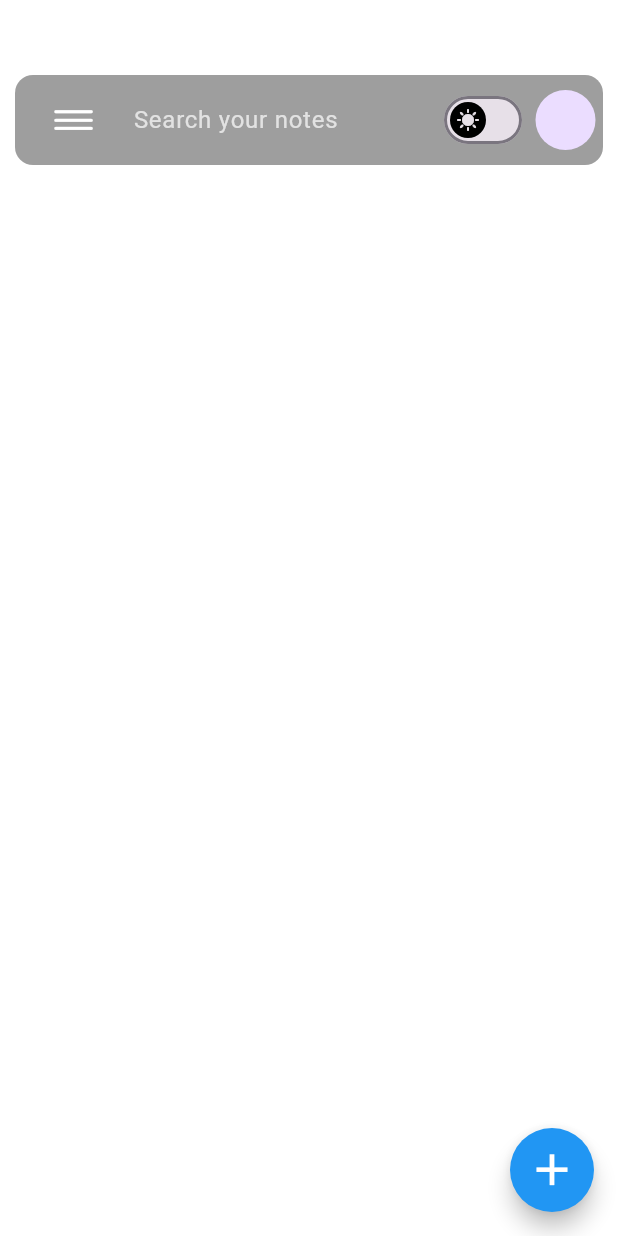
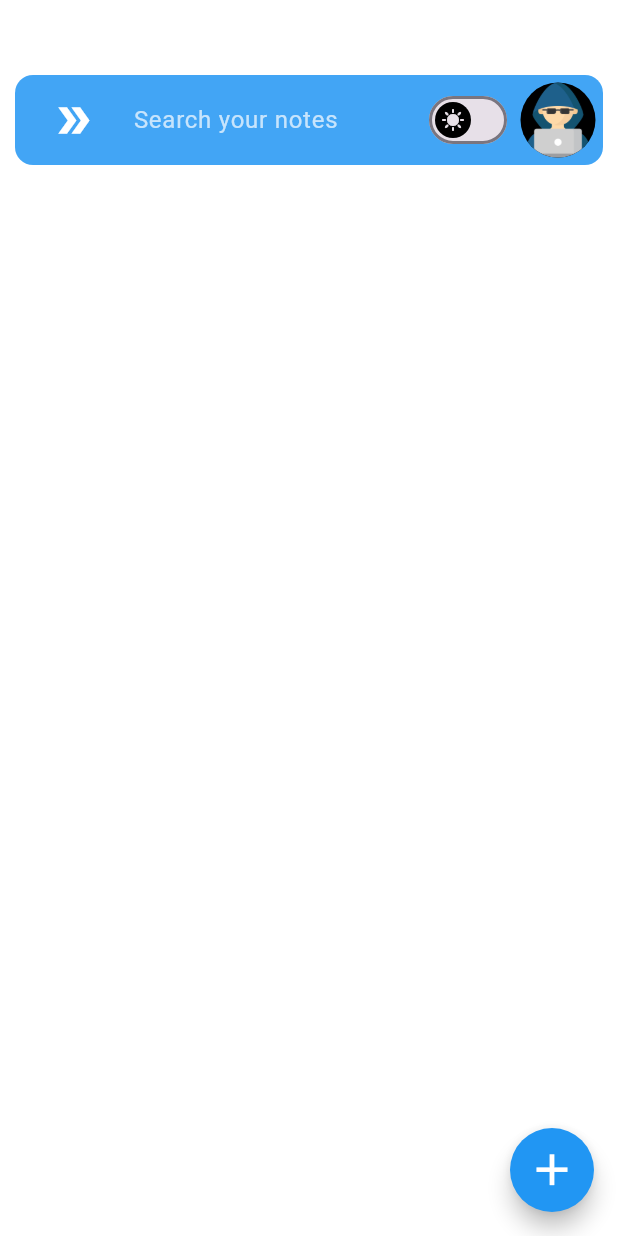
Before and after one commit to AbrarSumra/todo_app, a Flutter app: the screen it shows after launch, on a phone screen of 412 x 824 dp. Run offline on Flutter 3.47's test engine with Material 2 defaults, Android fonts, the phone set to English and light mode, and no system bars.

Commit message:
initial commit

```diff
--- a/lib/main.dart
+++ b/lib/main.dart
@@ -1,5 +1,6 @@
 import 'package:flutter/material.dart';
 import 'package:wscube_todo_app/screens/home_screen.dart';
+import 'package:wscube_todo_app/screens/note.dart';
 
 void main() {
   runApp(const MyApp());
@@ -8,7 +9,6 @@ void main() {
 class MyApp extends StatelessWidget {
   const MyApp({super.key});
 
-  // This widget is the root of your application.
   @override
   Widget build(BuildContext context) {
     return MaterialApp(
--- a/lib/screens/home_screen.dart
+++ b/lib/screens/home_screen.dart
@@ -1,4 +1,3 @@
-import 'package:flutter/cupertino.dart';
 import 'package:flutter/material.dart';
 import 'package:wscube_todo_app/screens/drawer_screen.dart';
 import 'package:wscube_todo_app/screens/new_note.dart';
@@ -13,9 +12,25 @@ class HomeScreen extends StatefulWidget {
 
 class _HomeScreenState extends State<HomeScreen> {
   List<Note> noteList = [];
+  List<Note> filterNotes = [];
   late Note _deletedNote;
   bool isLight = false;
   final GlobalKey<ScaffoldState> _scaffoldKey = GlobalKey<ScaffoldState>();
+
+  /*@override
+  void initState() {
+    filterNotes = widget.notes;
+    super.initState();
+  }
+
+  void _filterNotes(String query) {
+    setState(() {
+      filterNotes = widget.notes.where((note) {
+        return note.title.toLowerCase().contains(query.toLowerCase()) ||
+            note.description.toLowerCase().contains(query.toLowerCase());
+      }).toList();
+    });
+  }*/
 
   @override
   Widget build(BuildContext context) {
@@ -31,7 +46,7 @@ class _HomeScreenState extends State<HomeScreen> {
               height: 60,
               margin: const EdgeInsets.all(10),
               decoration: BoxDecoration(
-                color: Colors.grey,
+                color: Colors.blue.shade400,
                 borderRadius: BorderRadius.circular(12),
               ),
               child: Row(
@@ -42,7 +57,7 @@ class _HomeScreenState extends State<HomeScreen> {
                       _scaffoldKey.currentState?.openDrawer();
                     },
                     icon: const Icon(
-                      CupertinoIcons.line_horizontal_3,
+                      Icons.double_arrow,
                       color: Colors.white,
                       size: 30,
                     ),
@@ -50,8 +65,6 @@ class _HomeScreenState extends State<HomeScreen> {
                   Expanded(
                     child: TextFormField(
                       decoration: const InputDecoration(
-                        fillColor: Colors.grey,
-                        filled: true,
                         label: Text(
                           "Search your notes",
                           style: TextStyle(
@@ -82,7 +95,11 @@ class _HomeScreenState extends State<HomeScreen> {
                   ),
                   const Padding(
                     padding: EdgeInsets.all(5.0),
-                    child: CircleAvatar(maxRadius: 20),
+                    child: CircleAvatar(
+                      maxRadius: 25,
+                      backgroundColor: Colors.black,
+                      backgroundImage: AssetImage("assets/images/hacker.png"),
+                    ),
                   )
                 ],
               ),
--- a/pubspec.yaml
+++ b/pubspec.yaml
@@ -59,8 +59,8 @@ flutter:
   uses-material-design: true
 
   # To add assets to your application, add an assets section, like this:
-  # assets:
-  #   - images/a_dot_burr.jpeg
+  assets:
+    - assets/images/
   #   - images/a_dot_ham.jpeg
 
   # An image asset can refer to one or more resolution-specific "variants", see
```
Also changed, not shown: assets/images/hacker.png (added).
